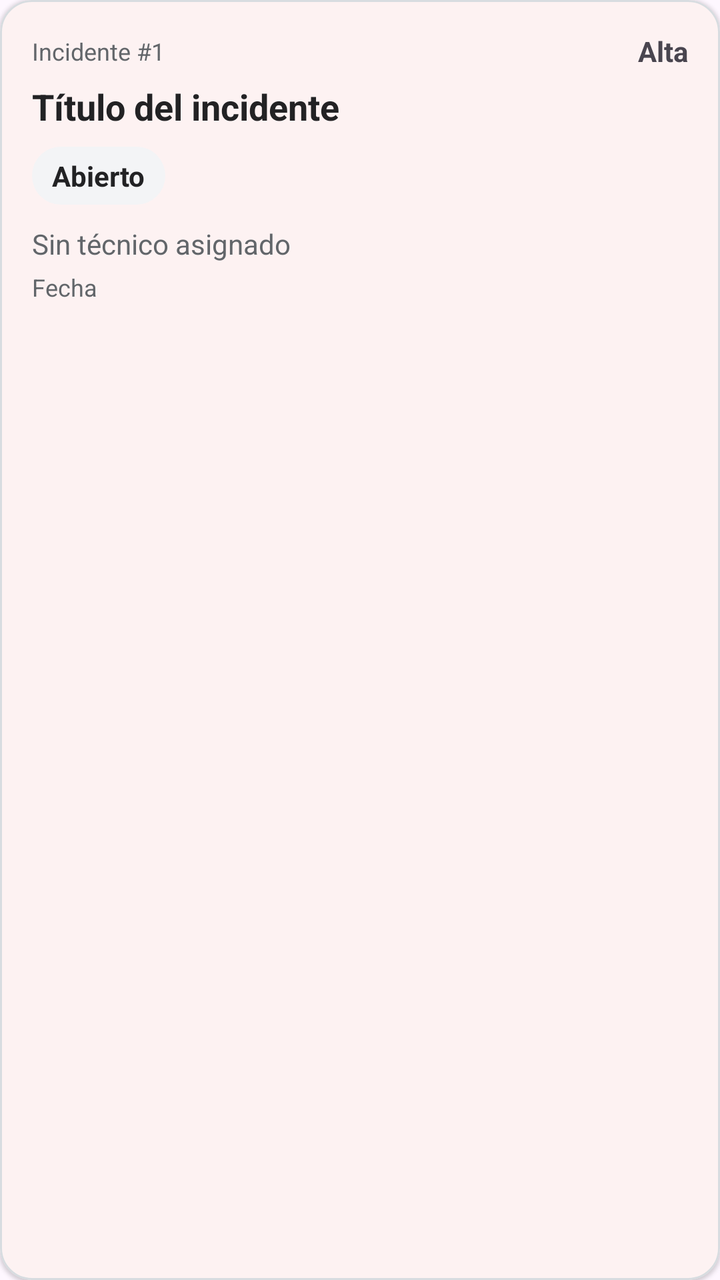
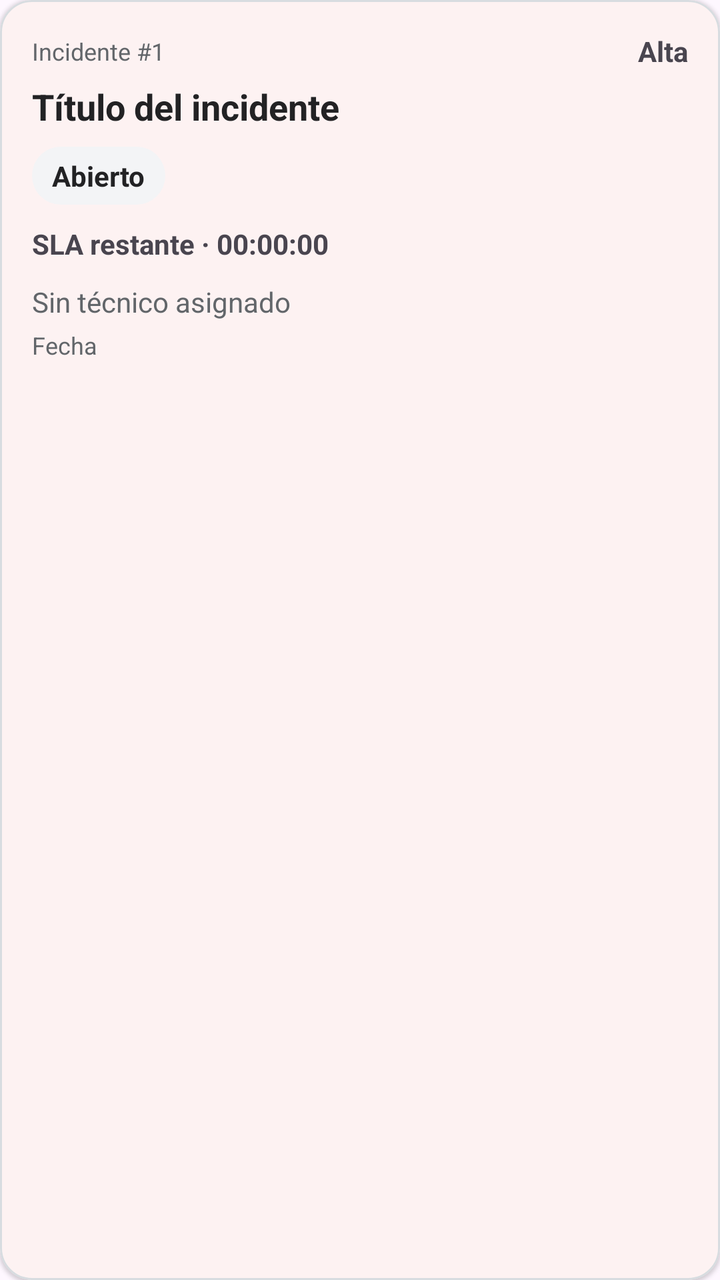

An Android layout rendered at two revisions. The XML below is the earlier revision; the diff shows what the commit changed to produce the second picture.
<!-- AndroidManifest.xml: application theme Theme.IncidentApp -->
<!-- res/layout/item_incidente.xml -->
<?xml version="1.0" encoding="utf-8"?>
<com.google.android.material.card.MaterialCardView xmlns:android="http://schemas.android.com/apk/res/android"
    xmlns:app="http://schemas.android.com/apk/res-auto"
    android:layout_width="match_parent"
    android:layout_height="wrap_content"
    android:layout_marginBottom="10dp"
    app:cardBackgroundColor="@color/white"
    app:cardCornerRadius="16dp"
    app:cardElevation="1dp"
    app:strokeColor="#D7DCE0"
    app:strokeWidth="1dp">

    <LinearLayout
        android:layout_width="match_parent"
        android:layout_height="wrap_content"
        android:orientation="vertical"
        android:padding="16dp">

        <LinearLayout
            android:layout_width="match_parent"
            android:layout_height="wrap_content"
            android:gravity="center_vertical"
            android:orientation="horizontal">

            <TextView
                android:id="@+id/tvTicket"
                android:layout_width="0dp"
                android:layout_height="wrap_content"
                android:layout_weight="1"
                android:text="Incidente #1"
                android:textColor="@color/text_secondary"
                android:textSize="12sp" />

            <TextView
                android:id="@+id/tvPrioridad"
                android:layout_width="wrap_content"
                android:layout_height="wrap_content"
                android:text="Alta"
                android:textStyle="bold" />
        </LinearLayout>

        <TextView
            android:id="@+id/tvTitulo"
            android:layout_width="match_parent"
            android:layout_height="wrap_content"
            android:layout_marginTop="6dp"
            android:text="Título del incidente"
            android:textColor="@color/incidentapp_dark"
            android:textSize="18sp"
            android:textStyle="bold" />

        <TextView
            android:id="@+id/tvEstado"
            android:layout_width="wrap_content"
            android:layout_height="wrap_content"
            android:layout_marginTop="8dp"
            android:background="@drawable/bg_status"
            android:paddingStart="10dp"
            android:paddingTop="5dp"
            android:paddingEnd="10dp"
            android:paddingBottom="5dp"
            android:text="Abierto"
            android:textColor="@color/incidentapp_dark"
            android:textStyle="bold" />

        <TextView
            android:id="@+id/tvTecnico"
            android:layout_width="match_parent"
            android:layout_height="wrap_content"
            android:layout_marginTop="10dp"
            android:text="Sin técnico asignado"
            android:textColor="@color/text_secondary" />

        <TextView
            android:id="@+id/tvFecha"
            android:layout_width="match_parent"
            android:layout_height="wrap_content"
            android:layout_marginTop="4dp"
            android:text="Fecha"
            android:textColor="@color/text_secondary"
            android:textSize="12sp" />
    </LinearLayout>
</com.google.android.material.card.MaterialCardView>
<!-- resources referenced by this layout -->
<resources>
  <color name="incidentapp_dark">#222224</color>
  <color name="text_secondary">#62666A</color>
  <color name="white">#FFFFFF</color>
  <!-- drawable bg_status (drawable) -->
  <?xml version="1.0" encoding="utf-8"?>
  <shape xmlns:android="http://schemas.android.com/apk/res/android" android:shape="rectangle">
      <solid android:color="#F3F4F6" />
      <corners android:radius="20dp" />
  </shape>
  <style name="Theme.IncidentApp" parent="Base.Theme.IncidentApp" />
  <style name="Base.Theme.IncidentApp" parent="Theme.Material3.Light.NoActionBar">
          <item name="colorPrimary">@color/incidentapp_red</item>
          <item name="colorOnPrimary">@color/white</item>
          <item name="colorSecondary">@color/incidentapp_dark</item>
          <item name="colorSurface">@color/white</item>
          <item name="colorOnSurface">@color/incidentapp_dark</item>
          <item name="android:windowLightStatusBar">true</item>
          <item name="android:statusBarColor">@color/incidentapp_light</item>
          <item name="android:navigationBarColor">@color/incidentapp_light</item>
      </style>
  <color name="incidentapp_red">#E70505</color>
  <color name="incidentapp_light">#E5EAEE</color>
</resources>

<!-- the commit's change to res/layout/item_incidente.xml (unified diff, before → after) -->
@@ -64,6 +64,14 @@
             android:textStyle="bold" />
 
         <TextView
+            android:id="@+id/tvSla"
+            android:layout_width="match_parent"
+            android:layout_height="wrap_content"
+            android:layout_marginTop="10dp"
+            android:text="SLA restante · 00:00:00"
+            android:textStyle="bold" />
+
+        <TextView
             android:id="@+id/tvTecnico"
             android:layout_width="match_parent"
             android:layout_height="wrap_content"
